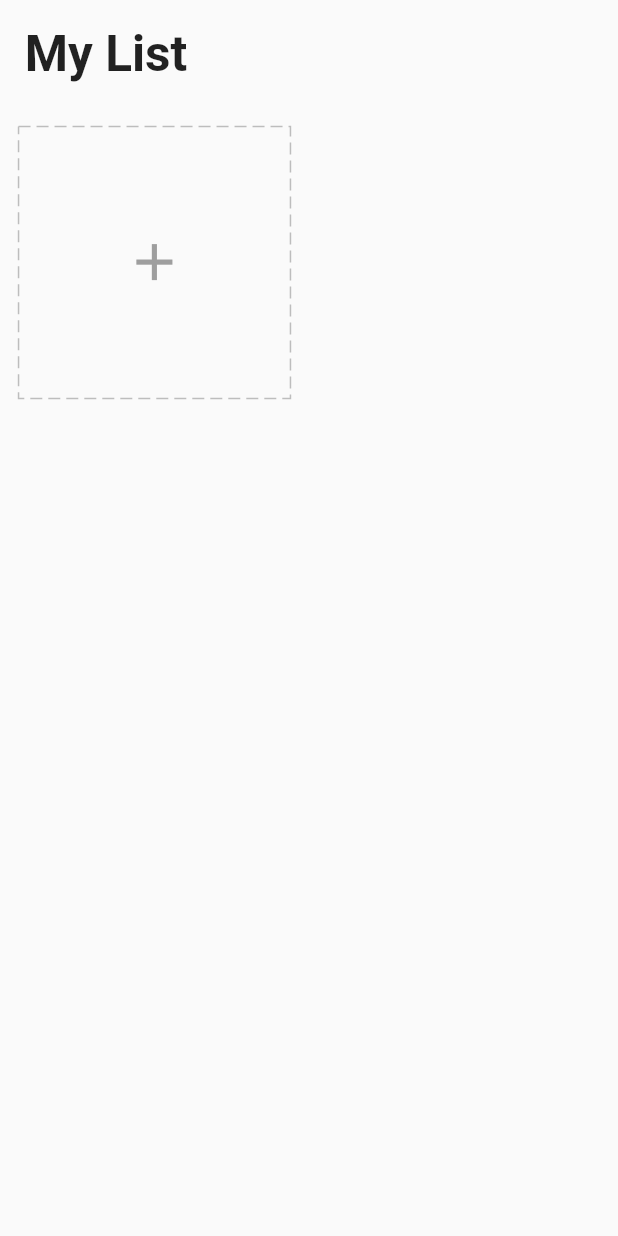
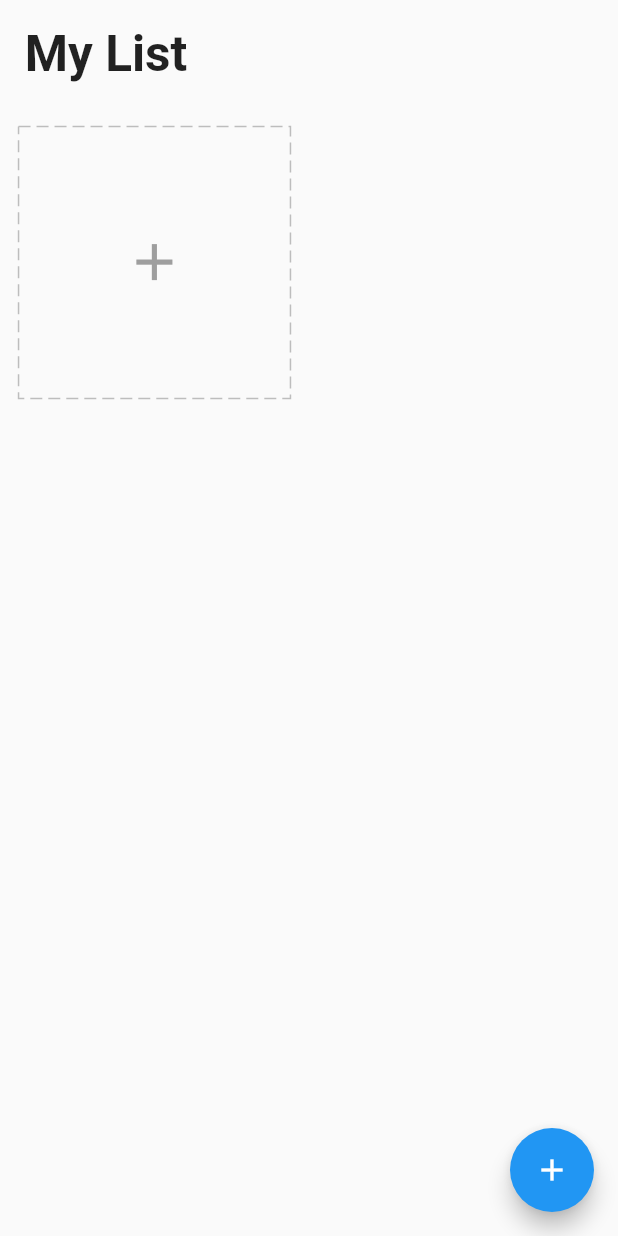
Before and after one commit to Rilwayne/todo, a Flutter app: the screen it shows after launch, on a phone screen of 412 x 824 dp. Run offline on Flutter 3.47's test engine with Material 2 defaults, Android fonts, the phone set to English and light mode, and no system bars; drawn by our look-alikes of dotted_border; our stand-ins replace equatable, flutter_easyloading, get, get_storage, step_progress_indicator.

Commit message:
delete task and add new task page

```diff
--- a/lib/app/data/services/storage/services.dart
+++ b/lib/app/data/services/storage/services.dart
@@ -7,8 +7,8 @@ class StorageService extends GetxService {
   late GetStorage _box;
   Future<StorageService> init() async {
     _box = GetStorage();
-    await _box.write(taskKey, []);
-    //await _box.writeIfNull(taskKey, []);
+    //await _box.write(taskKey, []);
+    await _box.writeIfNull(taskKey, []);
     return this;
   }
 
--- a/lib/app/modules/home/view.dart
+++ b/lib/app/modules/home/view.dart
@@ -1,8 +1,11 @@
 import 'package:flutter/material.dart';
+import 'package:flutter_easyloading/flutter_easyloading.dart';
 import 'package:get/get.dart';
 import 'package:todo/app/core/utils/extensions.dart';
+import 'package:todo/app/data/models/task.dart';
 import 'package:todo/app/modules/home/controller.dart';
 import 'package:todo/app/modules/home/widgets/add_card.dart';
+import 'package:todo/app/modules/home/widgets/add_dialog.dart';
 import 'package:todo/app/modules/home/widgets/task_card.dart';
 
 // extend the GetView with HomeController instead of the statelessWidget
@@ -30,7 +33,18 @@ class HomePage extends GetView<HomeController> {
               children: [
                 ...controller.tasks
                     .map(
-                      (element) => TaskCard(task: element),
+                      (element) => LongPressDraggable(
+                          data: element,
+                          onDragStarted: (() =>
+                              controller.changeDeleting(true)),
+                          onDraggableCanceled: (_, __) =>
+                              controller.changeDeleting(false),
+                          onDragEnd: (_) => controller.changeDeleting(false),
+                          feedback: Opacity(
+                            opacity: 0.8,
+                            child: TaskCard(task: element),
+                          ),
+                          child: TaskCard(task: element)),
                     )
                     .toList(),
                 AddCard()
@@ -39,6 +53,23 @@ class HomePage extends GetView<HomeController> {
           )
         ],
       )),
+      floatingActionButton: DragTarget<Task>(
+        builder: (_, __, ___) {
+          return Obx(
+            () => FloatingActionButton(
+              backgroundColor:
+                  controller.deleting.value ? Colors.red : Colors.blue,
+              onPressed: () =>
+                  Get.to(() => AddDialog(), transition: Transition.downToUp),
+              child: Icon(controller.deleting.value ? Icons.delete : Icons.add),
+            ),
+          );
+        },
+        onAccept: (Task task) {
+          controller.deleteTask(task);
+          EasyLoading.showSuccess('Deleted successfully');
+        },
+      ),
     );
   }
 }
```
Also changed, not shown: lib/app/modules/home/controller.dart (+10 -0 lines), lib/app/modules/home/widgets/add_dialog.dart (added, +105 -0 lines).
